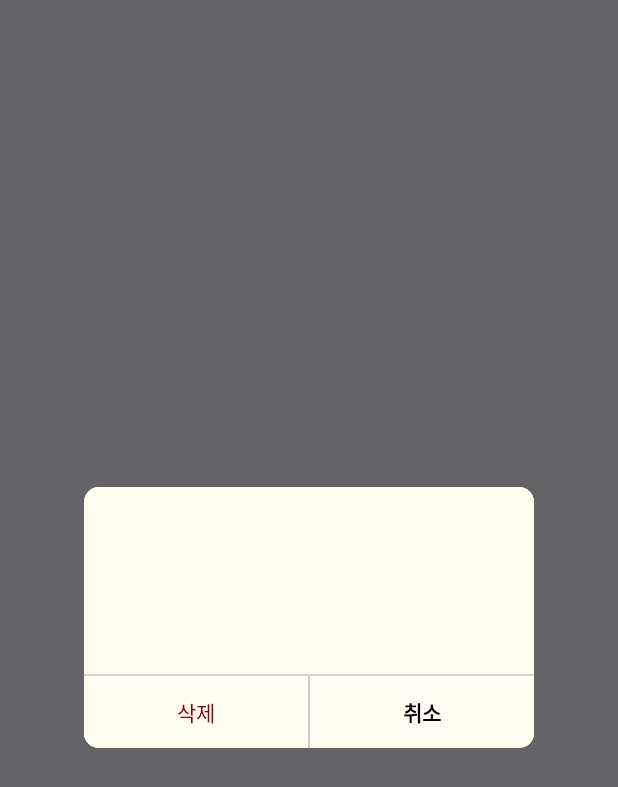
After one commit to junsu1023/DailyLife, an Android app built with Jetpack Compose: the composable CheckDeleteDialog called with empty values, on a phone screen of 412 x 824 dp. The commit adds this screen. Shown: the top 787 px of the screen. Run offline under Robolectric (Android 15) with nearby library versions, the phone set to English and light mode, and no system bars; 8 statements that could not run were skipped.

Commit message:
[add] 삭제 모드 추가

```diff
--- /dev/null
+++ b/app/src/main/java/com/example/dailylife/component/CheckDeleteDialog.kt
@@ -0,0 +1,154 @@
+package com.example.dailylife.component
+
+import androidx.compose.foundation.background
+import androidx.compose.foundation.layout.Box
+import androidx.compose.foundation.layout.Column
+import androidx.compose.foundation.layout.IntrinsicSize
+import androidx.compose.foundation.layout.Row
+import androidx.compose.foundation.layout.Spacer
+import androidx.compose.foundation.layout.fillMaxHeight
+import androidx.compose.foundation.layout.fillMaxWidth
+import androidx.compose.foundation.layout.height
+import androidx.compose.foundation.layout.width
+import androidx.compose.foundation.layout.wrapContentHeight
+import androidx.compose.foundation.shape.RoundedCornerShape
+import androidx.compose.material3.Button
+import androidx.compose.material3.ButtonDefaults
+import androidx.compose.material3.Card
+import androidx.compose.material3.Text
+import androidx.compose.runtime.Composable
+import androidx.compose.ui.Alignment
+import androidx.compose.ui.Modifier
+import androidx.compose.ui.graphics.Color
+import androidx.compose.ui.graphics.RectangleShape
+import androidx.compose.ui.res.colorResource
+import androidx.compose.ui.res.stringResource
+import androidx.compose.ui.text.TextStyle
+import androidx.compose.ui.text.font.FontWeight
+import androidx.compose.ui.text.style.TextAlign
+import androidx.compose.ui.unit.dp
+import androidx.compose.ui.unit.sp
+import androidx.compose.ui.window.Dialog
+import androidx.compose.ui.window.DialogProperties
+import com.example.dailylife.R
+
+@Composable
+fun CheckDeleteDialog(
+    title: String,
+    description: String,
+    onClickCancel: () -> Unit,
+    onClickConfirm: () -> Unit
+) {
+    Dialog(
+        onDismissRequest = { onClickCancel() },
+        properties = DialogProperties(
+            dismissOnBackPress = true,
+            dismissOnClickOutside = true
+        )
+    ) {
+        Card(
+            shape = RoundedCornerShape(10.dp)
+        ) {
+            Column(
+                modifier = Modifier
+                    .width(300.dp)
+                    .wrapContentHeight()
+                    .background(colorResource(R.color.ivory)),
+                horizontalAlignment = Alignment.CenterHorizontally
+            ) {
+                Spacer(modifier = Modifier.height(40.dp))
+
+                Text(
+                    text = title,
+                    textAlign = TextAlign.Center,
+                    style = TextStyle(
+                        color = colorResource(R.color.black),
+                        fontSize = 16.sp,
+                        fontWeight = FontWeight.Bold
+                    )
+                )
+
+                Spacer(modifier = Modifier.height(10.dp))
+
+                Text(
+                    text = description,
+                    textAlign = TextAlign.Center,
+                    style = TextStyle(
+                        color = colorResource(R.color.light_gray),
+                        fontSize = 14.sp,
+                        fontWeight = FontWeight.Normal
+                    )
+                )
+
+                Spacer(modifier = Modifier.height(40.dp))
+
+                Box(
+                    modifier = Modifier
+                        .fillMaxWidth()
+                        .height(1.dp)
+                        .background(color = colorResource(R.color.light_gray))
+                )
+
+                Row(
+                    modifier = Modifier
+                        .fillMaxWidth()
+                        .height(IntrinsicSize.Min)
+                ) {
+                    Button(
+                        onClick = { onClickConfirm() },
+                        shape = RectangleShape,
+                        modifier = Modifier
+                            .weight(1f)
+                            .fillMaxHeight(),
+                        colors = ButtonDefaults.buttonColors(
+                            containerColor = colorResource(R.color.ivory),
+                            contentColor = colorResource(R.color.dark_red),
+                            disabledContainerColor = colorResource(R.color.platinum),
+                            disabledContentColor = colorResource(R.color.platinum)
+                        ),
+
+                        ) {
+                        Text(
+                            text = stringResource(R.string.delete),
+                            textAlign = TextAlign.Center,
+                            style = TextStyle(
+                                fontSize = 14.sp,
+                                fontWeight = FontWeight.Normal
+                            )
+                        )
+                    }
+
+                    Box(
+                        modifier = Modifier
+                            .fillMaxHeight()
+                            .width(1.dp)
+                            .background(color = Color.LightGray)
+                    )
+
+                    Button(
+                        onClick = { onClickCancel() },
+                        shape = RectangleShape,
+                        modifier = Modifier
+                            .weight(1f)
+                            .fillMaxHeight(),
+                        colors = ButtonDefaults.buttonColors(
+                            containerColor = colorResource(R.color.ivory),
+                            contentColor = colorResource(R.color.black),
+                            disabledContainerColor = colorResource(R.color.platinum),
+                            disabledContentColor = colorResource(R.color.platinum)
+                        ),
+                    ) {
+                        Text(
+                            text = stringResource(R.string.cancel),
+                            textAlign = TextAlign.Center,
+                            style = TextStyle(
+                                fontSize = 14.sp,
+                                fontWeight = FontWeight.Bold
+                            )
+                        )
+                    }
+                }
+            }
+        }
+    }
+}
--- /dev/null
+++ b/app/src/main/res/drawable/delete_icon.xml
@@ -0,0 +1,5 @@
+<vector xmlns:android="http://schemas.android.com/apk/res/android" android:height="24dp" android:tint="#000000" android:viewportHeight="24" android:viewportWidth="24" android:width="24dp">
+
+    <path android:fillColor="@android:color/white" android:pathData="M6,19c0,1.1 0.9,2 2,2h8c1.1,0 2,-0.9 2,-2V7H6v12zM19,4h-3.5l-1,-1h-5l-1,1H5v2h14V4z"/>
+
+</vector>
--- /dev/null
+++ b/app/src/main/res/drawable/delete_menu_icon.xml
@@ -0,0 +1,5 @@
+<vector xmlns:android="http://schemas.android.com/apk/res/android" android:height="24dp" android:tint="#000000" android:viewportHeight="24" android:viewportWidth="24" android:width="24dp">
+
+    <path android:fillColor="@android:color/white" android:pathData="M15,16h4v2h-4zM15,8h7v2h-7zM15,12h6v2h-6zM3,18c0,1.1 0.9,2 2,2h6c1.1,0 2,-0.9 2,-2L13,8L3,8v10zM14,5h-3l-1,-1L6,4L5,5L2,5v2h12z"/>
+
+</vector>
--- a/app/src/main/res/values/colors.xml
+++ b/app/src/main/res/values/colors.xml
@@ -16,6 +16,7 @@
     <color name="alabaster">#FFF1F0E9</color>
     <color name="gray_asparagus">#FF41644A</color>
     <color name="gray_asparagus2">#3D41644A</color>
+    <color name="gray_asparagus3">#5D41644A</color>
     <color name="forest_green">#FF0D4715</color>
     <color name="vivid_tangelo">#FFE9762B</color>
     <color name="light_gray">#FFD3D3D3</color>
--- a/app/src/main/res/values/strings.xml
+++ b/app/src/main/res/values/strings.xml
@@ -15,4 +15,8 @@
     <string name="today_complete">오늘 완료한 일</string>
     <string name="select_icon">아이콘</string>
     <string name="input_new_job">새로운 작업을 입력하세요.</string>
+    <string name="cancel">취소</string>
+    <string name="delete">삭제</string>
+    <string name="delete_dialog_title">삭제하시겠습니까?</string>
+    <string name="delete_dialog_description">삭제 후 복구 불가능합니다.</string>
 </resources>
--- a/data/src/main/java/com/example/data/entitiy/TodoEntity.kt
+++ b/data/src/main/java/com/example/data/entitiy/TodoEntity.kt
@@ -10,5 +10,6 @@ data class TodoEntity(
     val dueDate: String,
     val isComplete: Boolean = false, // 0 -> 초기값, 1 -> 완료
     val icon: Bitmap? = null,
+    val iconColor: Int? = null,
     val title: String? = null
 )
--- a/data/src/main/java/com/example/data/mapper/TodoMapper.kt
+++ b/data/src/main/java/com/example/data/mapper/TodoMapper.kt
@@ -9,6 +9,7 @@ fun TodoModel.convertTodoEntity(): TodoEntity =
         this.dueDate,
         this.isComplete,
         this.icon,
+        this.iconColor,
         this.title
     )
 
@@ -18,5 +19,6 @@ fun TodoEntity.convertTodoModel(): TodoModel =
         this.dueDate,
         this.isComplete,
         this.icon,
+        this.iconColor,
         this.title
     )
--- a/domain/src/main/java/com/example/domain/model/TodoModel.kt
+++ b/domain/src/main/java/com/example/domain/model/TodoModel.kt
@@ -7,5 +7,6 @@ data class TodoModel(
     val dueDate: String,
     val isComplete: Boolean = false,
     val icon: Bitmap? = null,
+    val iconColor: Int? = null,
     val title: String? = null
 )
```
Also changed, not shown: app/src/main/java/com/example/dailylife/component/IconSelectorContainer.kt (+24 -15 lines), app/src/main/java/com/example/dailylife/component/TodoBottomSheet.kt (+5 -21 lines), app/src/main/java/com/example/dailylife/ui/screen/TodoScreen.kt (+109 -48 lines), app/src/main/java/com/example/dailylife/util/Bitmap.kt (added, +12 -0 lines), app/src/main/java/com/example/dailylife/viewmodel/TodoViewModel.kt (+27 -15 lines), app/src/main/java/com/example/dailylife/util/ViewModel.kt (renamed from app/src/main/java/com/example/dailylife/util/viewmodel.kt).
